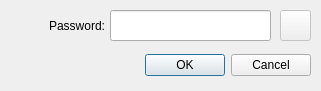
Above: src/passworddialog.ui from bloguetronica/mcp2210-conf before the change. Below: the same form after it.
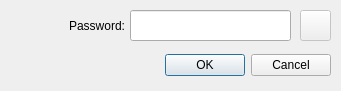
That is the form after the change. Icons and pictures are not drawn.

```diff
--- a/src/passworddialog.ui
+++ b/src/passworddialog.ui
@@ -6,19 +6,19 @@
    <rect>
     <x>0</x>
     <y>0</y>
-    <width>321</width>
+    <width>341</width>
     <height>91</height>
    </rect>
   </property>
   <property name="minimumSize">
    <size>
-    <width>321</width>
+    <width>341</width>
     <height>91</height>
    </size>
   </property>
   <property name="maximumSize">
    <size>
-    <width>321</width>
+    <width>341</width>
     <height>91</height>
    </size>
   </property>
@@ -44,7 +44,7 @@
     <rect>
      <x>10</x>
      <y>50</y>
-     <width>301</width>
+     <width>321</width>
      <height>31</height>
     </rect>
    </property>
@@ -60,7 +60,7 @@
     <rect>
      <x>10</x>
      <y>17</y>
-     <width>95</width>
+     <width>115</width>
      <height>17</height>
     </rect>
    </property>
@@ -74,7 +74,7 @@
   <widget class="QLineEdit" name="lineEditPassword">
    <property name="geometry">
     <rect>
-     <x>110</x>
+     <x>130</x>
      <y>10</y>
      <width>161</width>
      <height>31</height>
@@ -96,7 +96,7 @@
    </property>
    <property name="geometry">
     <rect>
-     <x>280</x>
+     <x>300</x>
      <y>10</y>
      <width>31</width>
      <height>31</height>
```
Left out of the diff: 8 changed lines with no effect on the pictures.
